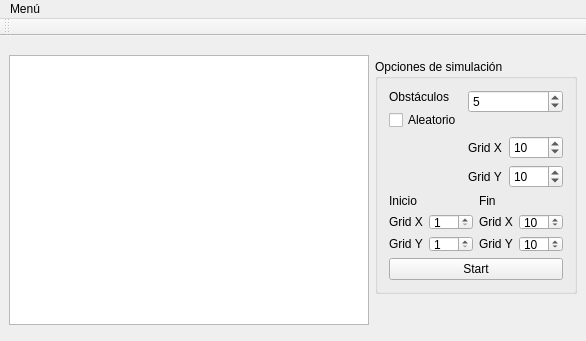
The window that mainwindow.ui (Faaa97/CocheAutonomo) describes before a commit, drawn with Qt 5.
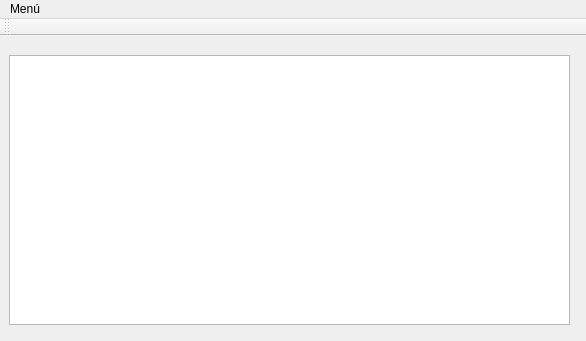
The same window after the commit.

Commit message: Cambios en la interfaz, ahora funciona el menú, faltan los obstáculos

The edit to the form file:
```diff
--- a/mainwindow.ui
+++ b/mainwindow.ui
@@ -19,7 +19,7 @@
      <rect>
       <x>9</x>
       <y>19</y>
-      <width>360</width>
+      <width>561</width>
       <height>270</height>
      </rect>
     </property>
@@ -51,241 +51,14 @@
      <enum>QFrame::StyledPanel</enum>
     </property>
    </widget>
-   <widget class="QGroupBox" name="groupBox">
-    <property name="geometry">
-     <rect>
-      <x>375</x>
-      <y>23</y>
-      <width>202</width>
-      <height>235</height>
-     </rect>
-    </property>
-    <property name="sizePolicy">
-     <sizepolicy hsizetype="Expanding" vsizetype="Expanding">
-      <horstretch>0</horstretch>
-      <verstretch>0</verstretch>
-     </sizepolicy>
-    </property>
-    <property name="maximumSize">
-     <size>
-      <width>211</width>
-      <height>261</height>
-     </size>
-    </property>
-    <property name="title">
-     <string>Opciones de simulación</string>
-    </property>
-    <layout class="QFormLayout" name="formLayout">
-     <item row="0" column="0">
-      <layout class="QVBoxLayout" name="verticalLayout">
-       <item>
-        <widget class="QLabel" name="label_2">
-         <property name="sizePolicy">
-          <sizepolicy hsizetype="Expanding" vsizetype="Expanding">
-           <horstretch>0</horstretch>
-           <verstretch>0</verstretch>
-          </sizepolicy>
-         </property>
-         <property name="text">
-          <string>Obstáculos</string>
-         </property>
-        </widget>
-       </item>
-       <item>
-        <widget class="QCheckBox" name="ObstaculosAleatorios">
-         <property name="text">
-          <string>Aleatorio</string>
-         </property>
-        </widget>
-       </item>
-      </layout>
-     </item>
-     <item row="0" column="1">
-      <widget class="QSpinBox" name="PorcentajeObstaculos">
-       <property name="minimum">
-        <number>0</number>
-       </property>
-       <property name="maximum">
-        <number>99</number>
-       </property>
-       <property name="value">
-        <number>5</number>
-       </property>
-      </widget>
-     </item>
-     <item row="1" column="1">
-      <layout class="QHBoxLayout" name="horizontalLayout">
-       <item>
-        <widget class="QLabel" name="label_4">
-         <property name="text">
-          <string>Grid X</string>
-         </property>
-        </widget>
-       </item>
-       <item>
-        <widget class="QSpinBox" name="ValueX">
-         <property name="minimum">
-          <number>5</number>
-         </property>
-         <property name="maximum">
-          <number>9999</number>
-         </property>
-         <property name="value">
-          <number>10</number>
-         </property>
-        </widget>
-       </item>
-      </layout>
-     </item>
-     <item row="2" column="1">
-      <layout class="QHBoxLayout" name="horizontalLayout_2">
-       <item>
-        <widget class="QLabel" name="label_5">
-         <property name="text">
-          <string>Grid Y</string>
-         </property>
-        </widget>
-       </item>
-       <item>
-        <widget class="QSpinBox" name="ValueY">
-         <property name="minimum">
-          <number>5</number>
-         </property>
-         <property name="maximum">
-          <number>9999</number>
-         </property>
-         <property name="value">
-          <number>10</number>
-         </property>
-        </widget>
-       </item>
-      </layout>
-     </item>
-     <item row="3" column="0" colspan="2">
-      <layout class="QHBoxLayout" name="horizontalLayout_9">
-       <item>
-        <layout class="QVBoxLayout" name="verticalLayout_2">
-         <item>
-          <widget class="QLabel" name="label_10">
-           <property name="text">
-            <string>Inicio</string>
-           </property>
-          </widget>
-         </item>
-         <item>
-          <layout class="QHBoxLayout" name="horizontalLayout_5">
-           <item>
-            <widget class="QLabel" name="label_6">
-             <property name="text">
-              <string>Grid X</string>
-             </property>
-            </widget>
-           </item>
-           <item>
-            <widget class="QSpinBox" name="ValueInicioX">
-             <property name="minimum">
-              <number>1</number>
-             </property>
-             <property name="maximum">
-              <number>9999</number>
-             </property>
-            </widget>
-           </item>
-          </layout>
-         </item>
-         <item>
-          <layout class="QHBoxLayout" name="horizontalLayout_6">
-           <item>
-            <widget class="QLabel" name="label_7">
-             <property name="text">
-              <string>Grid Y</string>
-             </property>
-            </widget>
-           </item>
-           <item>
-            <widget class="QSpinBox" name="ValueInicioY">
-             <property name="minimum">
-              <number>1</number>
-             </property>
-             <property name="maximum">
-              <number>9999</number>
-             </property>
-            </widget>
-           </item>
-          </layout>
-         </item>
-        </layout>
-       </item>
-       <item>
-        <layout class="QVBoxLayout" name="verticalLayout_3">
-         <item>
-          <widget class="QLabel" name="label_11">
-           <property name="text">
-            <string>Fin</string>
-           </property>
-          </widget>
-         </item>
-         <item>
-          <layout class="QHBoxLayout" name="horizontalLayout_7">
-           <item>
-            <widget class="QLabel" name="label_8">
-             <property name="text">
-              <string>Grid X</string>
-             </property>
-            </widget>
-           </item>
-           <item>
-            <widget class="QSpinBox" name="ValueFinX">
-             <property name="minimum">
-              <number>1</number>
-             </property>
-             <property name="maximum">
-              <number>9999</number>
-             </property>
-             <property name="value">
-              <number>10</number>
-             </property>
-            </widget>
-           </item>
-          </layout>
-         </item>
-         <item>
-          <layout class="QHBoxLayout" name="horizontalLayout_8">
-           <item>
-            <widget class="QLabel" name="label_9">
-             <property name="text">
-              <string>Grid Y</string>
-             </property>
-            </widget>
-           </item>
-           <item>
-            <widget class="QSpinBox" name="ValueFinY">
-             <property name="minimum">
-              <number>1</number>
-             </property>
-             <property name="maximum">
-              <number>9999</number>
-             </property>
-             <property name="value">
-              <number>10</number>
-             </property>
-            </widget>
-           </item>
-          </layout>
-         </item>
-        </layout>
-       </item>
-      </layout>
-     </item>
-     <item row="4" column="0" colspan="2">
-      <widget class="QPushButton" name="pushButton">
-       <property name="text">
-        <string>Start</string>
-       </property>
-      </widget>
-     </item>
-    </layout>
-   </widget>
+  </widget>
+  <widget class="QToolBar" name="mainToolBar">
+   <attribute name="toolBarArea">
+    <enum>TopToolBarArea</enum>
+   </attribute>
+   <attribute name="toolBarBreak">
+    <bool>false</bool>
+   </attribute>
   </widget>
   <widget class="QMenuBar" name="menuBar">
    <property name="geometry">
@@ -300,23 +73,20 @@
     <property name="title">
      <string>Menú</string>
     </property>
+    <addaction name="actionStart"/>
     <addaction name="actionOpciones"/>
+    <addaction name="separator"/>
     <addaction name="actionSalir"/>
    </widget>
    <addaction name="menuMenu"/>
   </widget>
-  <widget class="QToolBar" name="mainToolBar">
-   <attribute name="toolBarArea">
-    <enum>TopToolBarArea</enum>
-   </attribute>
-   <attribute name="toolBarBreak">
-    <bool>false</bool>
-   </attribute>
-  </widget>
   <action name="actionOpciones">
    <property name="text">
     <string>Opciones</string>
    </property>
+   <property name="shortcut">
+    <string>O</string>
+   </property>
    <property name="menuRole">
     <enum>QAction::TextHeuristicRole</enum>
    </property>
@@ -324,6 +94,17 @@
   <action name="actionSalir">
    <property name="text">
     <string>Salir</string>
+   </property>
+   <property name="shortcut">
+    <string>Esc</string>
+   </property>
+  </action>
+  <action name="actionStart">
+   <property name="text">
+    <string>Start</string>
+   </property>
+   <property name="shortcut">
+    <string>Return</string>
    </property>
   </action>
  </widget>
```
The commit also changes 8 other files.
